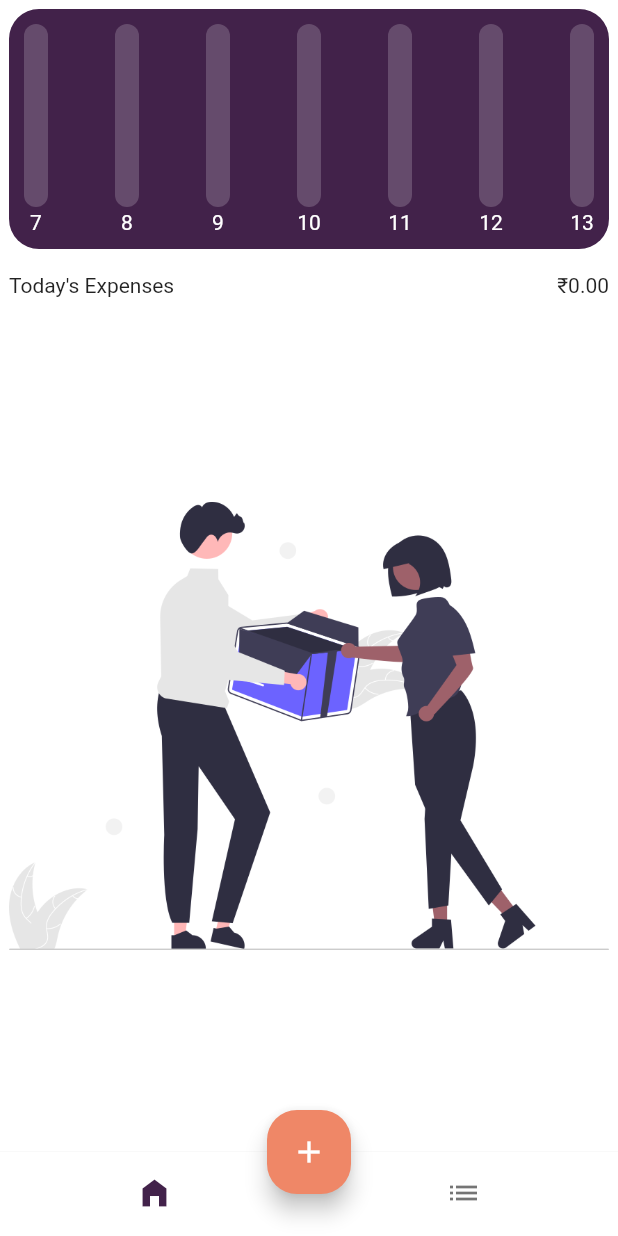
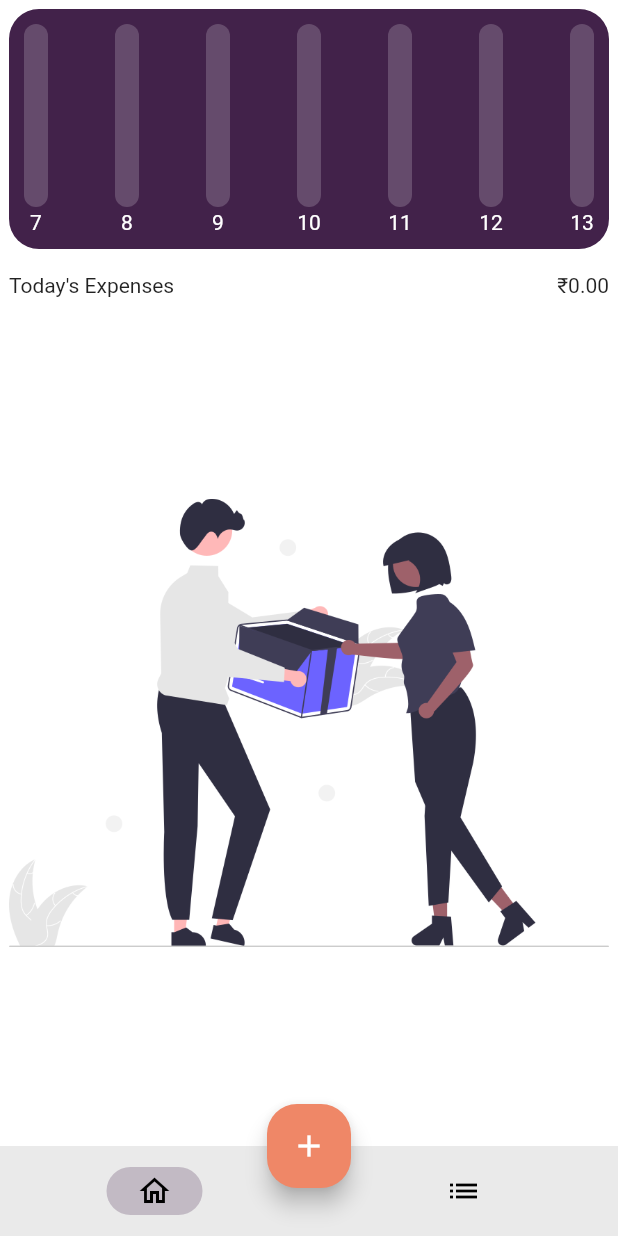
Before and after one commit to itsjatinnagar/xpense, a Flutter app: the screen it shows after launch, on a phone screen of 412 x 824 dp. Run offline on Flutter 3.47's test engine with Material 2 defaults, Android fonts, the phone set to English and light mode, and no system bars; our stand-ins replace shared_preferences, sqflite; accounts and stored records are empty.

Commit message:
modified bottom navigation bar

```diff
--- a/lib/theme.dart
+++ b/lib/theme.dart
@@ -45,6 +45,10 @@ final ThemeData kThemeData = ThemeData(
     border: OutlineInputBorder(borderRadius: kBorderRadius),
     contentPadding: EdgeInsets.symmetric(horizontal: 10.0),
   ),
+  navigationBarTheme: NavigationBarThemeData(
+    height: 60,
+    labelBehavior: NavigationDestinationLabelBehavior.alwaysHide,
+  ),
   primaryColor: kPrimaryColor,
   primarySwatch: kPrimarySwatch,
   scaffoldBackgroundColor: Colors.white,
--- a/lib/xpense_app.dart
+++ b/lib/xpense_app.dart
@@ -1,6 +1,7 @@
 import 'package:flutter/material.dart';
 import 'package:xpense/screens/all_transactions.dart';
 import 'package:xpense/screens/home_screen.dart';
+import 'package:xpense/theme.dart';
 
 import 'screens/add_transaction_screen.dart';
 
@@ -22,22 +23,12 @@ class _XpenseAppState extends State<XpenseApp> {
   Widget build(BuildContext context) {
     return Scaffold(
       body: screens[screenIndex],
-      bottomNavigationBar: BottomNavigationBar(
-        backgroundColor: Colors.white,
-        currentIndex: screenIndex,
-        elevation: 1,
-        onTap: (value) => setState(() => screenIndex = value),
-        showSelectedLabels: false,
-        showUnselectedLabels: false,
-        items: [
-          BottomNavigationBarItem(
-            icon: Icon(Icons.home_filled),
-            label: 'Home',
-          ),
-          BottomNavigationBarItem(
-            icon: Icon(Icons.list),
-            label: 'All Expenses',
-          ),
+      bottomNavigationBar: NavigationBar(
+        onDestinationSelected: (value) => setState(() => screenIndex = value),
+        selectedIndex: screenIndex,
+        destinations: [
+          NavigationDestination(icon: Icon(Icons.home_outlined), label: 'Home'),
+          NavigationDestination(icon: Icon(Icons.list), label: 'All Expenses'),
         ],
       ),
       floatingActionButton: FloatingActionButton(
```
